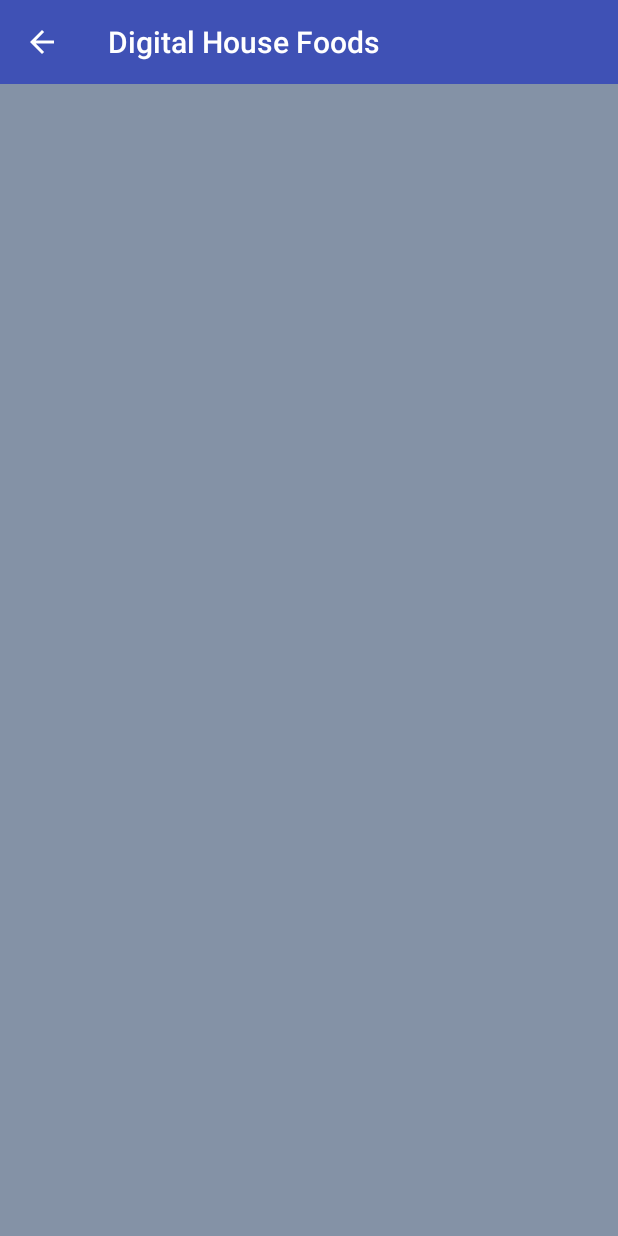
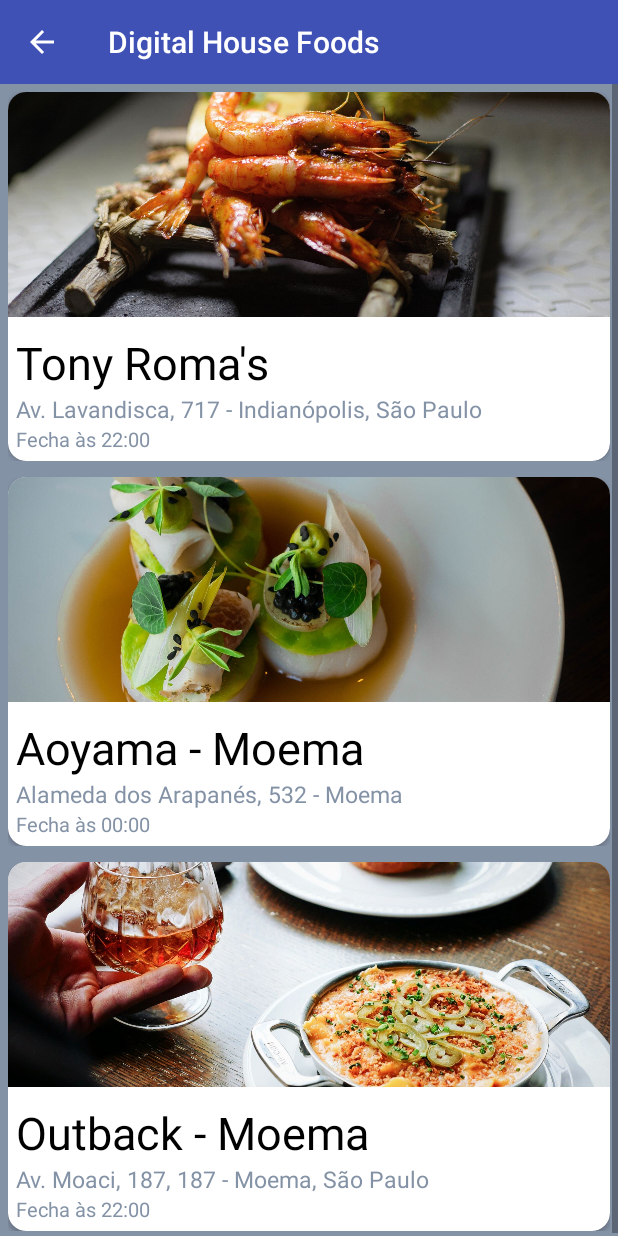
Before and after one commit to Nogueira94/DH_desafio2, an Android app built with Jetpack Compose: the home screen opened directly, with no data from a screen before it, on a phone screen of 412 x 824 dp. Run offline under Robolectric (Android 15) with nearby library versions, the phone set to English and light mode, and no system bars; libraries missing offline, so code that uses them is left out: androidx.compose.ui.

Commit message:
RV and round cards

```diff
--- /dev/null
+++ b/app/src/main/java/com/example/myapplication/class/Prato.kt
@@ -0,0 +1,3 @@
+package com.example.myapplication.`class`
+
+class Prato (val nome : String, val desc: String, val rest : Restaurant)
--- /dev/null
+++ b/app/src/main/java/com/example/myapplication/class/Restaurant.kt
@@ -0,0 +1,5 @@
+package com.example.myapplication.`class`
+
+import android.graphics.drawable.Drawable
+
+class Restaurant (val nome :String, val end : String, val hora: String, val img : Int)
--- /dev/null
+++ b/app/src/main/java/com/example/myapplication/class/RestaurantAdapter.kt
@@ -0,0 +1,63 @@
+package com.example.myapplication.`class`
+
+import android.graphics.drawable.Drawable
+import android.view.LayoutInflater
+import android.view.View
+import android.view.ViewGroup
+import android.widget.ImageView
+import android.widget.TextView
+import androidx.cardview.widget.CardView
+import androidx.compose.ui.res.loadImageResource
+import androidx.recyclerview.widget.RecyclerView
+import com.example.myapplication.R
+
+class RestaurantAdapter (private val listaRest : ArrayList<Restaurant>, val listener : onClickRestaurantListener) : RecyclerView.Adapter<RestaurantAdapter.RestaurantViewHolder>() {
+    override fun onCreateViewHolder(
+        parent: ViewGroup,
+        viewType: Int
+    ): RestaurantAdapter.RestaurantViewHolder {
+        val itemView : View = LayoutInflater.from(parent.context).inflate(R.layout.cards_restaurant, parent, false)
+        return RestaurantViewHolder(itemView)
+    }
+
+    override fun onBindViewHolder(holder: RestaurantAdapter.RestaurantViewHolder, position: Int) {
+        var rest : Restaurant = listaRest.get(position)
+        holder.ivRest.setImageResource(rest.img)
+        holder.tvNameRest.text = rest.nome
+        holder.tvEndRest.text = rest.end
+        holder.tvHoraRest.text = rest.hora
+
+    }
+
+    override fun getItemCount() = listaRest.size
+
+    interface onClickRestaurantListener {
+        fun onClickRestaurant(position: Int)
+    }
+
+    inner class RestaurantViewHolder (itemView: View) : RecyclerView.ViewHolder(itemView), View.OnClickListener {
+        var ivRest : ImageView = itemView.findViewById(R.id.ivRest)
+        var tvNameRest : TextView = itemView.findViewById(R.id.tvNameRest)
+        var tvEndRest : TextView = itemView.findViewById(R.id.tvEndRest)
+        var tvHoraRest : TextView = itemView.findViewById(R.id.tvHoraRest)
+
+
+
+
+
+        init {
+            itemView.setOnClickListener(this)
+        }
+
+
+        override fun onClick(p0: View?) {
+            val position = adapterPosition
+            if (position != RecyclerView.NO_POSITION)
+                listener.onClickRestaurant(position)
+        }
+
+    }
+
+
+
+}
--- a/app/src/main/java/com/example/myapplication/home.kt
+++ b/app/src/main/java/com/example/myapplication/home.kt
@@ -1,11 +1,46 @@
 package com.example.myapplication
 
+import android.content.Intent
 import androidx.appcompat.app.AppCompatActivity
 import android.os.Bundle
+import android.widget.LinearLayout
+import android.widget.Toast
+import androidx.recyclerview.widget.LinearLayoutManager
+import com.example.myapplication.`class`.Restaurant
+import com.example.myapplication.`class`.RestaurantAdapter
+import kotlinx.android.synthetic.main.activity_home.*
+import kotlinx.android.synthetic.main.activity_main.*
 
-class home : AppCompatActivity() {
+class home : AppCompatActivity(), RestaurantAdapter.onClickRestaurantListener {
+
+    var listRestaurant = getRestaurant()
+    var adapter = RestaurantAdapter(listRestaurant, this)
+
     override fun onCreate(savedInstanceState: Bundle?) {
         super.onCreate(savedInstanceState)
         setContentView(R.layout.activity_home)
+
+        val email = intent.extras?.getString("email")
+
+        Toast.makeText(this, "Bem vindo ${email}", Toast.LENGTH_SHORT).show()
+
+        rvRestaurant.adapter = adapter
+        rvRestaurant.layoutManager = LinearLayoutManager(this)
+        rvRestaurant.setHasFixedSize(true)
+
     }
+
+    fun getRestaurant() : ArrayList<Restaurant> {
+        val restaurant1 = Restaurant("Tony Roma's","Av. Lavandisca, 717 - Indianópolis, São Paulo","Fecha às 22:00",R.drawable.image1)
+        val restaurant2 = Restaurant("Aoyama - Moema","Alameda dos Arapanés, 532 - Moema","Fecha às 00:00",R.drawable.image4)
+        val restaurant3 = Restaurant("Outback - Moema","Av. Moaci, 187, 187 - Moema, São Paulo","Fecha às 22:00",R.drawable.image5)
+        val restaurant4 = Restaurant("Sí Señor!","Alameda Jauaperi, 626 - Moema","Fecha às 01:00",R.drawable.image3)
+        return arrayListOf<Restaurant>(restaurant1, restaurant2,restaurant3,restaurant4)
+    }
+
+    override fun onClickRestaurant(position: Int) {
+        var intent = Intent(this,restaurante::class.java)
+        startActivity(intent)
+    }
+
 }
--- a/app/src/main/res/layout/activity_home.xml
+++ b/app/src/main/res/layout/activity_home.xml
@@ -26,6 +26,7 @@
         app:layout_constraintTop_toBottomOf="@+id/toolbar">
 
         <androidx.recyclerview.widget.RecyclerView
+            android:id="@+id/rvRestaurant"
             android:layout_width="match_parent"
             android:layout_height="wrap_content"
             app:layoutManager="androidx.recyclerview.widget.LinearLayoutManager"
--- a/app/src/main/res/layout/activity_main.xml
+++ b/app/src/main/res/layout/activity_main.xml
@@ -31,6 +31,7 @@
             app:hintTextColor="#8492A6">
 
             <com.google.android.material.textfield.TextInputEditText
+                android:id="@+id/tiEmail"
                 android:layout_width="match_parent"
                 android:layout_height="wrap_content"
                 android:textColor="@color/blueToolbar"/>
@@ -53,6 +54,7 @@
         </com.google.android.material.textfield.TextInputLayout>
 
         <Button
+            android:id="@+id/btnLogin"
             android:layout_marginVertical="20dp"
             android:layout_width="match_parent"
             android:layout_height="wrap_content"
@@ -112,6 +114,7 @@
         </androidx.constraintlayout.widget.ConstraintLayout>
 
         <Button
+            android:id="@+id/btnRegister"
             android:layout_marginVertical="130dp"
             android:layout_width="match_parent"
             android:layout_height="wrap_content"
--- a/app/src/main/res/layout/activity_restaurante.xml
+++ b/app/src/main/res/layout/activity_restaurante.xml
@@ -27,7 +27,6 @@
                 android:textColor="@color/darkGrey"/>
 
             <androidx.recyclerview.widget.RecyclerView
-                app:layout_constraintTop_toBottomOf="@id/ivRestaurante"
                 android:layout_width="match_parent"
                 android:layout_height="wrap_content"
                 app:layoutManager="androidx.recyclerview.widget.GridLayoutManager"
--- a/app/src/main/res/layout/cards_restaurant.xml
+++ b/app/src/main/res/layout/cards_restaurant.xml
@@ -1,13 +1,14 @@
 <?xml version="1.0" encoding="utf-8"?>
 <LinearLayout xmlns:android="http://schemas.android.com/apk/res/android"
-    android:background="@drawable/round_card"
     android:layout_width="match_parent"
     android:layout_height="wrap_content"
+    xmlns:app="http://schemas.android.com/apk/res-auto"
     android:orientation="horizontal"
     android:layout_marginVertical="5dp"
     android:layout_marginHorizontal="5dp">
 
     <androidx.cardview.widget.CardView
+        app:cardCornerRadius="12dp"
         android:id="@+id/cvRestaurant"
         android:layout_width="match_parent"
         android:layout_height="wrap_content">
@@ -18,6 +19,7 @@
             android:orientation="vertical">
 
             <ImageView
+                android:id="@+id/ivRest"
                 android:layout_width="match_parent"
                 android:layout_height="150dp"
                 android:adjustViewBounds="true"
@@ -25,6 +27,7 @@
                 android:src="@drawable/image1"/>
 
             <TextView
+                android:id="@+id/tvNameRest"
                 android:layout_width="match_parent"
                 android:layout_height="wrap_content"
                 android:layout_marginTop="10dp"
@@ -34,6 +37,7 @@
                 android:textSize="30sp"/>
 
             <TextView
+                android:id="@+id/tvEndRest"
                 android:layout_width="match_parent"
                 android:layout_height="wrap_content"
                 android:layout_marginHorizontal="5dp"
@@ -42,6 +46,7 @@
                 android:textSize="15sp"/>
 
             <TextView
+                android:id="@+id/tvHoraRest"
                 android:layout_width="match_parent"
                 android:layout_height="wrap_content"
                 android:layout_marginHorizontal="5dp"
```
Also changed, not shown: app/src/main/java/com/example/myapplication/MainActivity.kt (+17 -0 lines), app/src/main/res/drawable/round_card.xml (deleted, +0 -7 lines).
